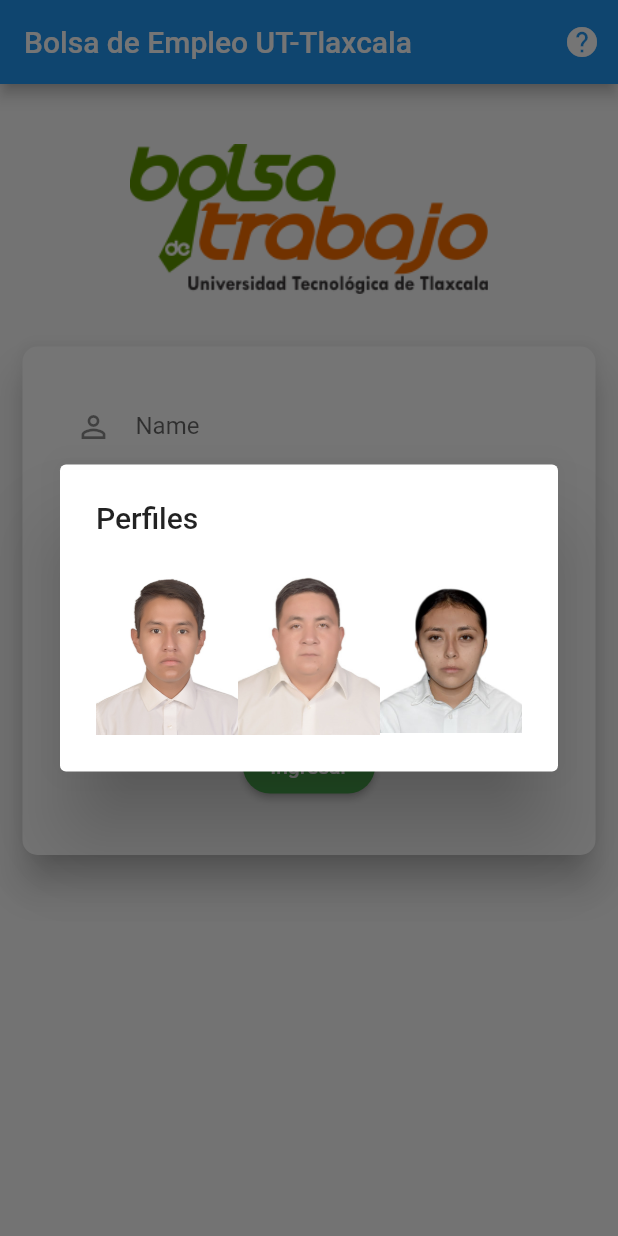
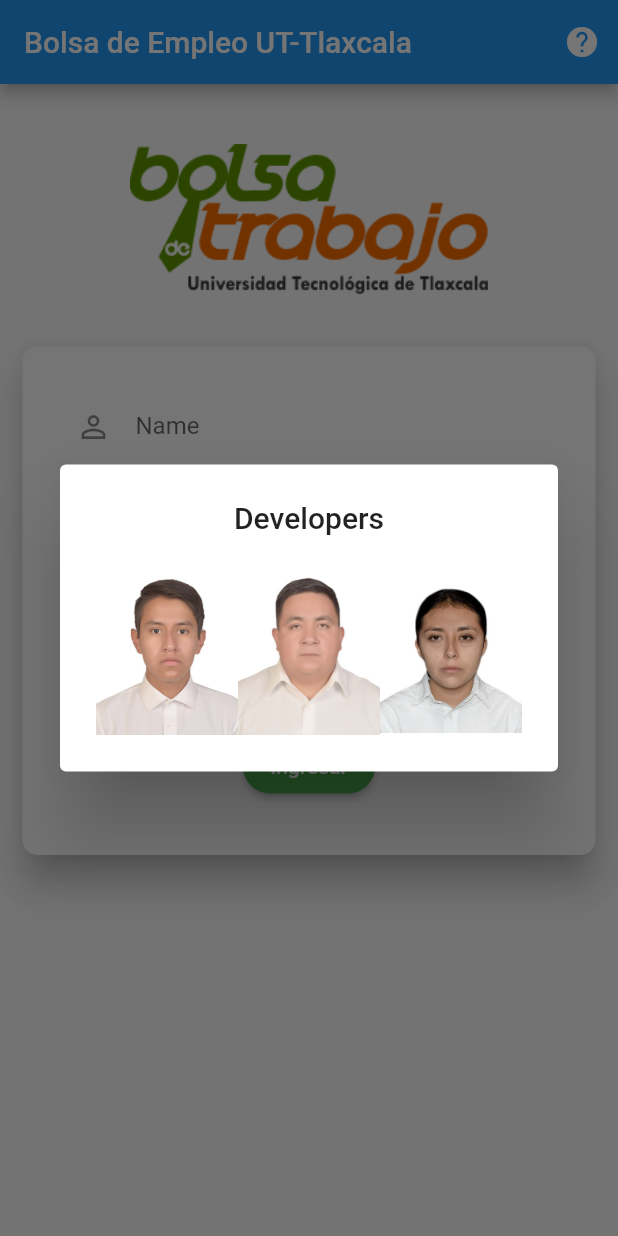
Before and after one commit to JonatSrG/EmpleoJAH, a Flutter app: the screen it shows after launch, after a tap on the "help" icon, on a phone screen of 412 x 824 dp. Run offline on Flutter 3.47's test engine with Material 2 defaults, Android fonts, the phone set to English and light mode, and no system bars; accounts and stored records are empty.

Commit message:
cambios finales

```diff
--- a/lib/src/pages/astridPerfil.dart
+++ b/lib/src/pages/astridPerfil.dart
@@ -33,7 +33,7 @@ class AstridPerfil extends StatelessWidget {
                   Image.asset('assets/yadira.jpg'),
                   ListTile(
                     contentPadding: EdgeInsets.fromLTRB(15, 10, 25, 0),
-                    title: Text('T.S.U Jonathan Galindo González'),
+                    title: Text('T.S.U Astrid Deyadira González Loaiza'),
                     subtitle: Text(
                         'Cursando 10° cuatrimestre de la carrera de ingeneria en tecnologias de la informacion area desarrollo y gestion de software'),
                     leading: Icon(Icons.verified_user_outlined),
@@ -66,7 +66,7 @@ class AstridPerfil extends StatelessWidget {
                   ListTile(
                     contentPadding: EdgeInsets.fromLTRB(15, 10, 25, 0),
                     title: Text('Lenguajes dominados'),
-                    subtitle: Text('JavaScrip-Java-Dart'),
+                    subtitle: Text('JavaScrip-Java-PHP'),
                     leading: Icon(Icons.code),
                   ),
                 ],
--- a/lib/src/pages/loginpage.dart
+++ b/lib/src/pages/loginpage.dart
@@ -68,7 +68,7 @@ class _LoginPageState extends State<LoginPage> {
                   context: context,
                   builder: (BuildContext context) {
                     return AlertDialog(
-                      title: Text('Perfiles'),
+                      title: Text('Developers', textAlign: TextAlign.center),
                       content: Stack(
                         children: <Widget>[
                           Row(
@@ -76,12 +76,12 @@ class _LoginPageState extends State<LoginPage> {
                             children: <Widget>[
                               Expanded(
                                 child: GestureDetector(
-                                  onTap: () => Navigator.push(
-                                      context,
-                                      MaterialPageRoute(
-                                          builder: (context) => JonaPerfil())),
-                                  child: Image.asset('assets/jona.jpg'),
-                                ),
+                                    onTap: () => Navigator.push(
+                                        context,
+                                        MaterialPageRoute(
+                                            builder: (context) =>
+                                                JonaPerfil())),
+                                    child: Image.asset('assets/jona.jpg')),
                               ),
                               Expanded(
                                 child: GestureDetector(
```
